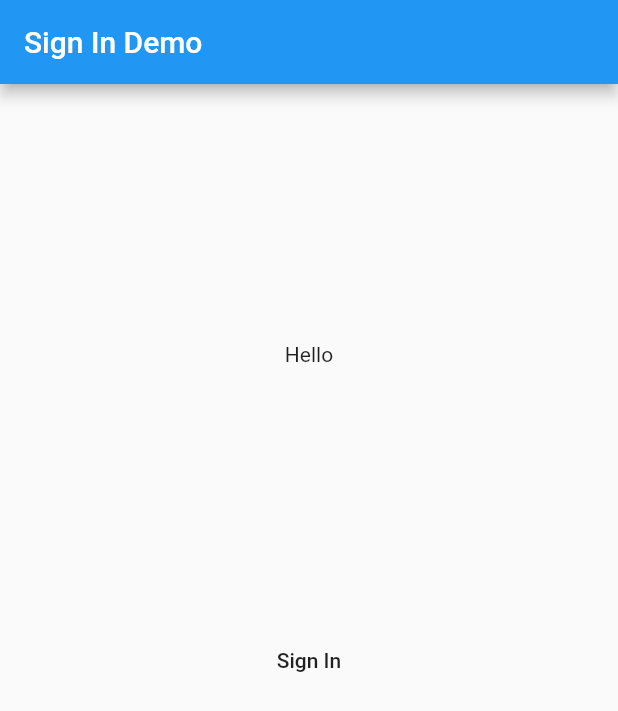
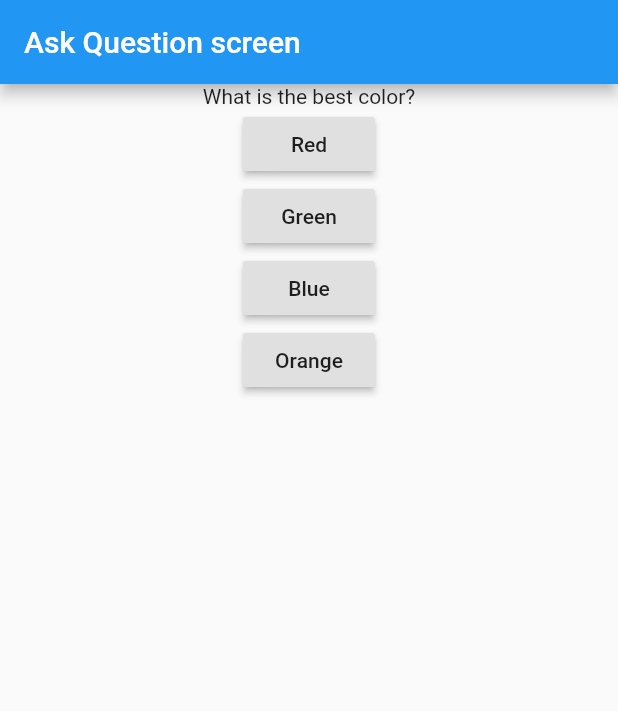
Before and after one commit to prowe/flutter_quiz, a Flutter app: the screen it shows after launch, after a tap on "Sign In", on a phone screen of 412 x 824 dp. Shown: the top 711 px of the screen. Run offline on Flutter 3.47's test engine with Material 2 defaults, Android fonts, the phone set to English and light mode, and no system bars; missing offline and left inert: flutter_appauth.

Commit message:
quick nav works

```diff
--- /dev/null
+++ b/lib/ask_question_screen.dart
@@ -0,0 +1,50 @@
+import 'package:flutter/material.dart';
+
+import 'package:flutter/material.dart';
+import 'package:flutter_client/show_answer_screen.dart';
+
+class AskQuestionScreen extends StatelessWidget {
+  final text = 'What is the best color?';
+  final answers = [
+    'Red',
+    'Green',
+    'Blue',
+    'Orange',
+  ];
+
+  @override
+  Widget build(BuildContext context) {
+    return Scaffold(
+      appBar: AppBar(
+        title: Text('Ask Question screen'),
+      ),
+      body: Center(
+        child: Column(
+          children: [
+            Text(text),
+            ..._buildAnswerList(context),
+          ],
+        ),
+      ),
+    );
+  }
+
+  List<Widget> _buildAnswerList(BuildContext context) {
+    return answers
+        .map((answer) => RaisedButton(
+              child: Text(answer),
+              onPressed: () => _processAnswer(context, answer),
+            ))
+        .toList();
+  }
+
+  void _processAnswer(BuildContext context, String answer) {
+    Navigator.pushReplacement(
+        context,
+        MaterialPageRoute(
+          builder: (context) => ShowAnswerScreen(
+            choosenAnswer: answer,
+          ),
+        ));
+  }
+}
--- a/lib/main.dart
+++ b/lib/main.dart
@@ -1,9 +1,43 @@
 import 'package:flutter/material.dart';
 import 'package:flutter_client/books.dart';
 import 'package:flutter_client/sign_in.dart';
+import 'package:flutter_client/sign_in_screen.dart';
+
+/*
+  Some Notes:
+
+  Screens:
+    Splash
+
+    Question
+    Result
+    My Account
+  Should there be some sort of global menu?
+  How does the "stack" / back work?
+
+*/
 
 void main() {
-  runApp(SignInApp());
+  runApp(MaterialApp(
+    title: 'Flutter Demo',
+    theme: ThemeData(
+      // This is the theme of your application.
+      //
+      // Try running your application with "flutter run". You'll see the
+      // application has a blue toolbar. Then, without quitting the app, try
+      // changing the primarySwatch below to Colors.green and then invoke
+      // "hot reload" (press "r" in the console where you ran "flutter run",
+      // or simply save your changes to "hot reload" in a Flutter IDE).
+      // Notice that the counter didn't reset back to zero; the application
+      // is not restarted.
+      primarySwatch: Colors.blue,
+      // This makes the visual density adapt to the platform that you run
+      // the app on. For desktop platforms, the controls will be smaller and
+      // closer together (more dense) than on mobile platforms.
+      visualDensity: VisualDensity.adaptivePlatformDensity,
+    ),
+    home: SignInScreen(),
+  ));
 }
 
 class MyApp extends StatelessWidget {
--- /dev/null
+++ b/lib/sign_in_screen.dart
@@ -0,0 +1,27 @@
+import 'package:flutter/material.dart';
+import 'package:flutter_client/ask_question_screen.dart';
+
+class SignInScreen extends StatelessWidget {
+  @override
+  Widget build(BuildContext context) {
+    return Column(
+      mainAxisAlignment: MainAxisAlignment.center,
+      children: [
+        Text('Welcome'),
+        ElevatedButton(
+          child: Text('Sign In'),
+          onPressed: () => _onSignIn(context),
+        ),
+      ],
+    );
+  }
+
+  void _onSignIn(BuildContext context) {
+    Navigator.pushReplacement(
+      context,
+      MaterialPageRoute(
+        builder: (context) => new AskQuestionScreen(),
+      ),
+    );
+  }
+}
```
Also changed, not shown: lib/show_answer_screen.dart (added, +71 -0 lines).
